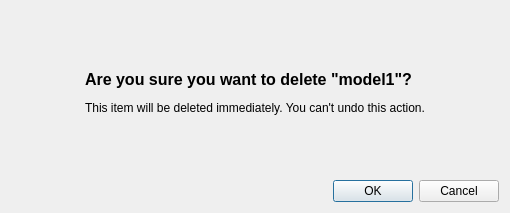
This is removemodeldialog.ui in Joensw/RCAIT as Qt 5 draws it before an edit. The edited form follows.
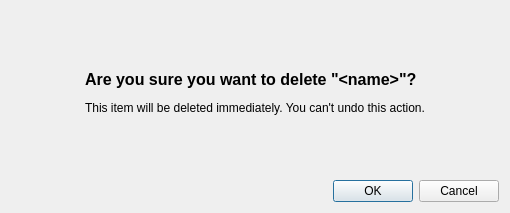
This is the edited form.

Commit message: removed some old slots from the ui editor, changed model1 placeholder to <name>

What changed in the file:
```diff
--- a/removemodeldialog.ui
+++ b/removemodeldialog.ui
@@ -50,7 +50,7 @@
           <enum>Qt::ClickFocus</enum>
          </property>
          <property name="text">
-          <string>&lt;html&gt;&lt;head/&gt;&lt;body&gt;&lt;p&gt;&lt;span style=&quot; font-size:12pt; font-weight:600;&quot;&gt;Are you sure you want to delete &amp;quot;model1&amp;quot;?&lt;/span&gt;&lt;/p&gt;&lt;p&gt;This item will be deleted immediately. You can't undo this action.&lt;/p&gt;&lt;/body&gt;&lt;/html&gt;</string>
+          <string>&lt;html&gt;&lt;head/&gt;&lt;body&gt;&lt;p&gt;&lt;span style=&quot; font-size:12pt; font-weight:600;&quot;&gt;Are you sure you want to delete &amp;quot;&amp;lt;name&amp;gt;&amp;quot;?&lt;/span&gt;&lt;/p&gt;&lt;p&gt;This item will be deleted immediately. You can't undo this action.&lt;/p&gt;&lt;/body&gt;&lt;/html&gt;</string>
          </property>
          <property name="textFormat">
           <enum>Qt::RichText</enum>
```
The commit also changes 2 other files.
